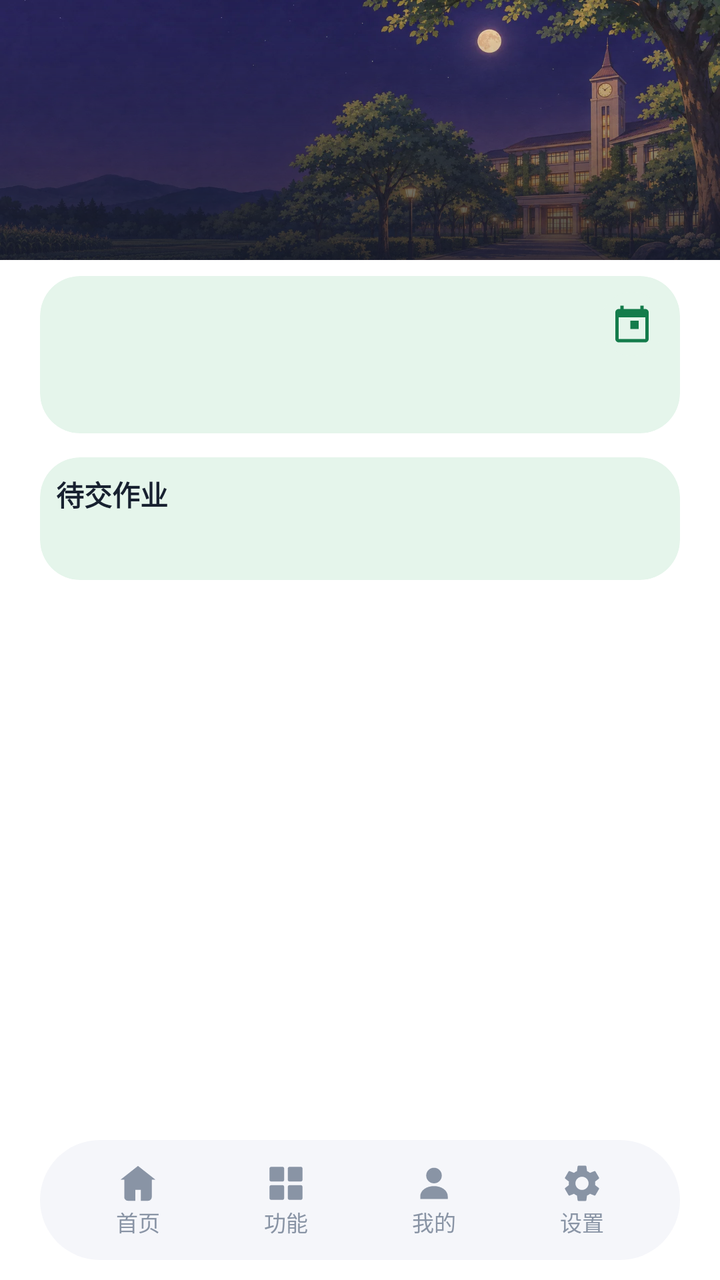
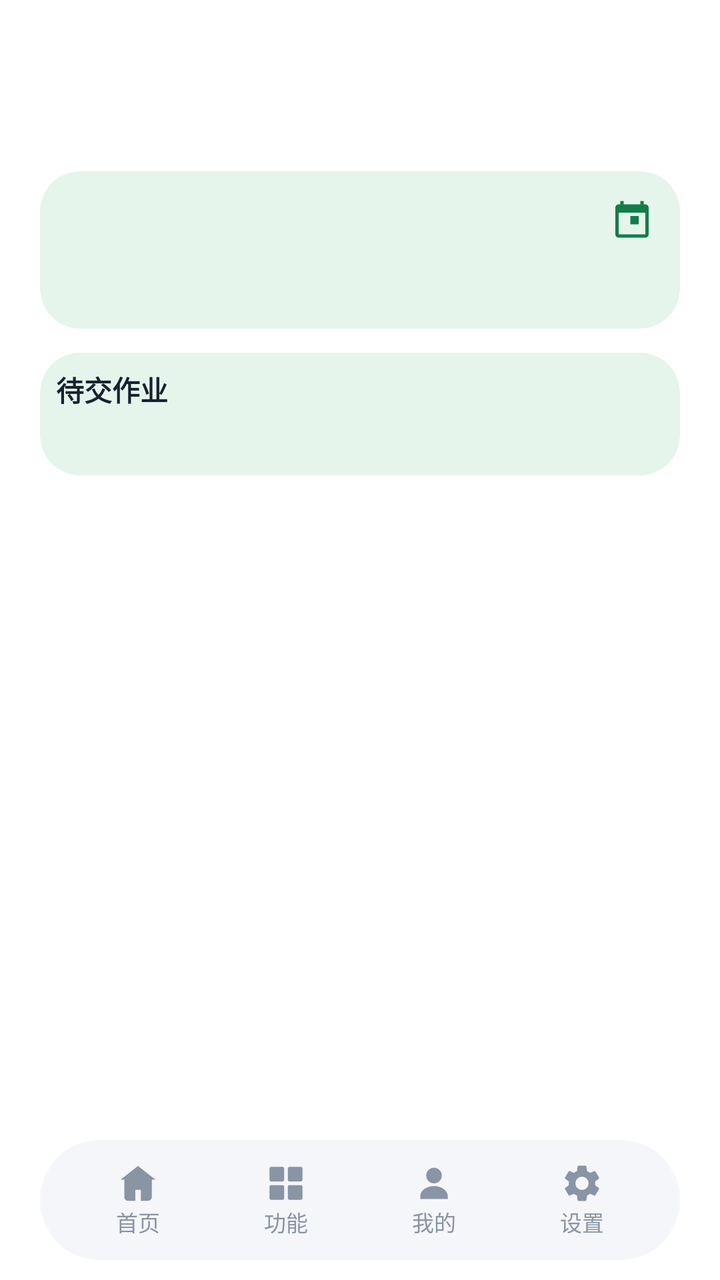

Two renders of the same Android screen: before a commit and after it. Below are the layout's source before the change and the commit's diff.
<!-- AndroidManifest.xml: activity theme Theme.RouteWorkshop.Home -->
<!-- res/layout/activity_main.xml -->
<?xml version="1.0" encoding="utf-8"?>
<LinearLayout
    xmlns:android="http://schemas.android.com/apk/res/android"
    xmlns:app="http://schemas.android.com/apk/res-auto"
    android:layout_width="match_parent"
    android:layout_height="match_parent"
    android:orientation="vertical"
    android:background="@color/fm_surface">
    <ScrollView
        android:id="@+id/homeScroll"
        android:layout_width="match_parent"
        android:layout_height="0dp"
        android:layout_weight="1"
        android:fillViewport="true"
        android:clipToPadding="false">
        <LinearLayout
            android:id="@+id/homeContent"
            android:layout_width="match_parent"
            android:layout_height="wrap_content"
            android:orientation="vertical">
            
            <FrameLayout
                android:layout_width="match_parent"
                android:layout_height="130dp">
                <ImageView
                    android:id="@+id/imageHomeHero"
                    android:layout_width="match_parent"
                    android:layout_height="match_parent"
                    android:scaleType="centerCrop"
                    android:contentDescription="@string/home_hero_description"
                    android:src="@drawable/home_hero_night" />
                <View
                    android:id="@+id/viewHomeScrim"
                    android:layout_width="match_parent"
                    android:layout_height="match_parent"
                    android:background="@drawable/bg_home_hero_scrim_dark" />
                <LinearLayout
                    android:layout_width="match_parent"
                    android:layout_height="wrap_content"
                    android:layout_gravity="bottom"
                    android:orientation="vertical"
                    android:paddingHorizontal="@dimen/space_4xl"
                    android:paddingBottom="@dimen/space_lg">
                    <TextView
                        android:id="@+id/textHomeGreeting"
                        android:layout_width="match_parent"
                        android:layout_height="wrap_content"
                        android:textColor="@color/fm_hero_on_dark"
                        android:textSize="@dimen/text_hero"
                        android:textStyle="bold"
                        android:maxLines="1"
                        android:ellipsize="end" />
                    <TextView
                        android:id="@+id/textHomeGreetingSub"
                        android:layout_width="match_parent"
                        android:layout_height="wrap_content"
                        android:layout_marginTop="@dimen/space_hair"
                        android:textColor="@color/fm_hero_on_dark_sub"
                        android:textSize="@dimen/text_label"
                        android:maxLines="1"
                        android:ellipsize="end" />
                </LinearLayout>
            </FrameLayout>
            <LinearLayout
                android:layout_width="match_parent"
                android:layout_height="wrap_content"
                android:orientation="vertical"
                android:paddingHorizontal="@dimen/space_4xl"
                android:paddingBottom="@dimen/space_md">
                <com.google.android.material.card.MaterialCardView
                    android:id="@+id/cardHomeAgenda"
                    android:layout_width="match_parent"
                    android:layout_height="wrap_content"
                    android:layout_marginTop="@dimen/space_md"
                    app:cardBackgroundColor="@color/fm_surface_alt"
                    app:cardCornerRadius="@dimen/radius_sheet"
                    app:cardElevation="0dp"
                    app:strokeWidth="0dp">
                    <LinearLayout
                        android:layout_width="match_parent"
                        android:layout_height="wrap_content"
                        android:orientation="vertical"
                        android:padding="@dimen/space_md">
                        <LinearLayout
                            android:layout_width="match_parent"
                            android:layout_height="wrap_content"
                            android:gravity="center_vertical"
                            android:orientation="horizontal">
                            <TextView
                                android:id="@+id/textHomeDate"
                                android:layout_width="0dp"
                                android:layout_height="wrap_content"
                                android:layout_weight="1"
                                android:textColor="@color/fm_text"
                                android:textSize="@dimen/text_title"
                                android:textStyle="bold" />
                            <ImageView
                                android:id="@+id/buttonHomeCalendar"
                                android:layout_width="@dimen/icon_home"
                                android:layout_height="@dimen/icon_home"
                                android:background="@drawable/bg_campus_entry_icon"
                                android:padding="@dimen/space_sm"
                                android:clickable="true"
                                android:focusable="true"
                                android:src="@drawable/ic_study_calendar"
                                android:contentDescription="@string/fm_timetable"
                                app:tint="@color/fm_link" />
                        </LinearLayout>
                        <LinearLayout
                            android:id="@+id/weekStrip"
                            android:layout_width="match_parent"
                            android:layout_height="wrap_content"
                            android:layout_marginTop="@dimen/space_xs"
                            android:orientation="horizontal" />
                        <LinearLayout
                            android:id="@+id/agendaList"
                            android:layout_width="match_parent"
                            android:layout_height="wrap_content"
                            android:layout_marginTop="@dimen/space_md"
                            android:orientation="vertical" />
                        <LinearLayout
                            android:id="@+id/agendaSkeleton"
                            android:layout_width="match_parent"
                            android:layout_height="wrap_content"
                            android:layout_marginTop="@dimen/space_md"
                            android:orientation="vertical"
                            android:visibility="gone">
                            <include layout="@layout/item_home_skeleton" />
                            <include layout="@layout/item_home_skeleton" />
                        </LinearLayout>
                        <LinearLayout
                            android:id="@+id/agendaEmpty"
                            android:layout_width="match_parent"
                            android:layout_height="wrap_content"
                            android:layout_marginTop="@dimen/space_sm"
                            android:gravity="center_vertical"
                            android:orientation="horizontal"
                            android:visibility="gone">
                            <TextView
                                android:id="@+id/textHomeEmptyTitle"
                                android:layout_width="0dp"
                                android:layout_height="wrap_content"
                                android:layout_weight="1"
                                android:textColor="@color/fm_text"
                                android:textSize="@dimen/text_meta"
                                android:maxLines="1"
                                android:ellipsize="end" />
                            <TextView
                                android:id="@+id/buttonHomeImport"
                                android:layout_width="wrap_content"
                                android:layout_height="wrap_content"
                                android:layout_marginStart="@dimen/space_md"
                                android:background="@drawable/bg_home_pill"
                                android:clickable="true"
                                android:focusable="true"
                                android:paddingHorizontal="@dimen/space_xl"
                                android:paddingVertical="@dimen/space_sm"
                                android:text="@string/home_agenda_import_action"
                                android:textColor="@color/fm_surface"
                                android:textSize="@dimen/text_caption"
                                android:textStyle="bold" />
                        </LinearLayout>
                        <TextView
                            android:id="@+id/textHomeAgendaCount"
                            android:layout_width="match_parent"
                            android:layout_height="wrap_content"
                            android:layout_marginTop="@dimen/space_xs"
                            android:textColor="@color/fm_text_secondary"
                            android:textSize="@dimen/text_caption" />
                    </LinearLayout>
                </com.google.android.material.card.MaterialCardView>
<com.google.android.material.card.MaterialCardView
                    android:id="@+id/cardHomework"
                    android:layout_width="match_parent"
                    android:layout_height="wrap_content"
                    android:layout_marginTop="@dimen/space_xl"
                    app:cardBackgroundColor="@color/fm_surface_alt"
                    app:cardCornerRadius="@dimen/radius_sheet"
                    app:cardElevation="0dp"
                    app:strokeWidth="0dp">
                    <LinearLayout
                        android:layout_width="match_parent"
                        android:layout_height="wrap_content"
                        android:orientation="vertical"
                        android:padding="@dimen/space_md">
                        <TextView
                            android:layout_width="match_parent"
                            android:layout_height="wrap_content"
                            android:text="@string/home_homework_section"
                            android:textColor="@color/fm_text"
                            android:textSize="@dimen/text_body"
                            android:textStyle="bold" />
                        <LinearLayout
                            android:id="@+id/homeworkSkeleton"
                            android:layout_width="match_parent"
                            android:layout_height="wrap_content"
                            android:layout_marginTop="@dimen/space_sm"
                            android:orientation="vertical"
                            android:visibility="gone">
                            <include layout="@layout/item_home_skeleton" />
                        </LinearLayout>
                        <LinearLayout
                            android:id="@+id/homeworkList"
                            android:layout_width="match_parent"
                            android:layout_height="wrap_content"
                            android:layout_marginTop="@dimen/space_sm"
                            android:orientation="vertical" />
                        <LinearLayout
                            android:id="@+id/homeworkEmpty"
                            android:layout_width="match_parent"
                            android:layout_height="wrap_content"
                            android:layout_marginTop="@dimen/space_sm"
                            android:gravity="center_vertical"
                            android:orientation="horizontal"
                            android:visibility="gone">
                            <TextView
                                android:id="@+id/textHomeworkEmpty"
                                android:layout_width="0dp"
                                android:layout_height="wrap_content"
                                android:layout_weight="1"
                                android:textColor="@color/fm_text"
                                android:textSize="@dimen/text_meta"
                                android:maxLines="1"
                                android:ellipsize="end" />
                            <TextView
                                android:id="@+id/buttonHomeworkEmpty"
                                android:layout_width="wrap_content"
                                android:layout_height="wrap_content"
                                android:layout_marginStart="@dimen/space_md"
                                android:background="@drawable/bg_home_pill"
                                android:clickable="true"
                                android:focusable="true"
                                android:paddingHorizontal="@dimen/space_xl"
                                android:paddingVertical="@dimen/space_sm"
                                android:text="@string/home_homework_view_action"
                                android:textColor="@color/fm_surface"
                                android:textSize="@dimen/text_caption"
                                android:textStyle="bold" />
                        </LinearLayout>
                        <TextView
                            android:id="@+id/textHomeworkFoot"
                            android:layout_width="match_parent"
                            android:layout_height="wrap_content"
                            android:layout_marginTop="@dimen/space_xs"
                            android:textColor="@color/fm_text_secondary"
                            android:textSize="@dimen/text_caption" />
                    </LinearLayout>
                </com.google.android.material.card.MaterialCardView>
            </LinearLayout>
        </LinearLayout>
    </ScrollView>
    <include
        android:id="@+id/bottomNav"
        layout="@layout/view_bottom_nav" />
</LinearLayout>
<!-- res/layout/item_home_skeleton.xml (included above) -->
<?xml version="1.0" encoding="utf-8"?>
<LinearLayout
    xmlns:android="http://schemas.android.com/apk/res/android"
    android:layout_width="match_parent"
    android:layout_height="wrap_content"
    android:importantForAccessibility="noHideDescendants"
    android:orientation="horizontal"
    android:paddingBottom="@dimen/space_sm">
    <FrameLayout
        android:layout_width="44dp"
        android:layout_height="32dp">
        <View
            android:layout_width="24dp"
            android:layout_height="8dp"
            android:layout_gravity="end|top"
            android:layout_marginTop="@dimen/space_xl"
            android:background="@drawable/bg_home_skeleton" />
    </FrameLayout>
    <View
        android:layout_width="0dp"
        android:layout_height="32dp"
        android:layout_marginStart="@dimen/space_md"
        android:layout_weight="1"
        android:background="@drawable/bg_home_skeleton" />
</LinearLayout>
<!-- res/layout/view_bottom_nav.xml (included above) -->
<?xml version="1.0" encoding="utf-8"?>
<LinearLayout
    xmlns:android="http://schemas.android.com/apk/res/android"
    xmlns:app="http://schemas.android.com/apk/res-auto"
    android:layout_width="match_parent"
    android:layout_height="60dp"
    android:layout_marginHorizontal="@dimen/space_4xl"
    android:layout_marginBottom="@dimen/space_lg"
    android:paddingHorizontal="@dimen/space_xl"
    android:background="@drawable/bg_fm_nav"
    android:gravity="center_vertical"
    android:orientation="horizontal">
    <LinearLayout
        android:id="@+id/navHome"
        android:layout_width="0dp"
        android:layout_height="match_parent"
        android:layout_weight="1"
        android:clickable="true"
        android:focusable="true"
        android:gravity="center"
        android:orientation="vertical">
        <ImageView
            android:id="@+id/iconNavHome"
            android:layout_width="22dp"
            android:layout_height="22dp"
            android:src="@drawable/ic_fm_home"
            android:contentDescription="@null"
            app:tint="@color/fm_nav_idle" />
        <TextView
            android:id="@+id/textNavHome"
            android:layout_width="wrap_content"
            android:layout_height="wrap_content"
            android:text="@string/fm_home"
            android:textColor="@color/fm_nav_idle"
            android:textSize="@dimen/text_caption" />
    </LinearLayout>
    <LinearLayout
        android:id="@+id/navFunctions"
        android:layout_width="0dp"
        android:layout_height="match_parent"
        android:layout_weight="1"
        android:clickable="true"
        android:focusable="true"
        android:gravity="center"
        android:orientation="vertical">
        <ImageView
            android:id="@+id/iconNavFunctions"
            android:layout_width="22dp"
            android:layout_height="22dp"
            android:src="@drawable/ic_fm_functions"
            android:contentDescription="@null"
            app:tint="@color/fm_nav_idle" />
        <TextView
            android:id="@+id/textNavFunctions"
            android:layout_width="wrap_content"
            android:layout_height="wrap_content"
            android:text="@string/fm_functions"
            android:textColor="@color/fm_nav_idle"
            android:textSize="@dimen/text_caption" />
    </LinearLayout>
    <LinearLayout
        android:id="@+id/navProfile"
        android:layout_width="0dp"
        android:layout_height="match_parent"
        android:layout_weight="1"
        android:clickable="true"
        android:focusable="true"
        android:gravity="center"
        android:orientation="vertical">
        <ImageView
            android:id="@+id/iconNavProfile"
            android:layout_width="22dp"
            android:layout_height="22dp"
            android:src="@drawable/ic_fm_profile"
            android:contentDescription="@null"
            app:tint="@color/fm_nav_idle" />
        <TextView
            android:id="@+id/textNavProfile"
            android:layout_width="wrap_content"
            android:layout_height="wrap_content"
            android:text="@string/fm_profile"
            android:textColor="@color/fm_nav_idle"
            android:textSize="@dimen/text_caption" />
    </LinearLayout>
    <LinearLayout
        android:id="@+id/navSettings"
        android:layout_width="0dp"
        android:layout_height="match_parent"
        android:layout_weight="1"
        android:clickable="true"
        android:focusable="true"
        android:gravity="center"
        android:orientation="vertical">
        <ImageView
            android:id="@+id/iconNavSettings"
            android:layout_width="22dp"
            android:layout_height="22dp"
            android:src="@drawable/ic_campus_settings"
            android:contentDescription="@null"
            app:tint="@color/fm_nav_idle" />
        <TextView
            android:id="@+id/textNavSettings"
            android:layout_width="wrap_content"
            android:layout_height="wrap_content"
            android:text="@string/home_app_settings_title"
            android:textColor="@color/fm_nav_idle"
            android:textSize="@dimen/text_caption" />
    </LinearLayout>
</LinearLayout>
<!-- resources referenced by this layout -->
<resources>
  <color name="fm_hero_on_dark">#F2F5FA</color>
  <color name="fm_hero_on_dark_sub">#C6CEDC</color>
  <color name="fm_link">#147C4B</color>
  <color name="fm_nav_idle">#8994A5</color>
  <color name="fm_surface">#FFFFFF</color>
  <color name="fm_surface_alt">#E5F5EB</color>
  <color name="fm_text">#182130</color>
  <color name="fm_text_secondary">#66717F</color>
  <dimen name="icon_home">32dp</dimen>
  <dimen name="radius_sheet">20dp</dimen>
  <dimen name="space_4xl">20dp</dimen>
  <dimen name="space_hair">2dp</dimen>
  <dimen name="space_lg">10dp</dimen>
  <dimen name="space_md">8dp</dimen>
  <dimen name="space_sm">6dp</dimen>
  <dimen name="space_xl">12dp</dimen>
  <dimen name="space_xs">4dp</dimen>
  <dimen name="text_body">14sp</dimen>
  <dimen name="text_caption">11sp</dimen>
  <dimen name="text_hero">22sp</dimen>
  <dimen name="text_label">12sp</dimen>
  <dimen name="text_meta">13sp</dimen>
  <dimen name="text_title">16sp</dimen>
  <!-- drawable bg_campus_entry_icon (drawable) -->
  <?xml version="1.0" encoding="utf-8"?>
  <shape xmlns:android="http://schemas.android.com/apk/res/android"
      android:shape="oval">
      <solid android:color="@color/campus_mint_pale" />
  </shape>
  <!-- drawable bg_fm_nav (drawable) -->
  <?xml version="1.0" encoding="utf-8"?>
  <shape
      xmlns:android="http://schemas.android.com/apk/res/android">
      <solid
          android:color="@color/fm_nav" />
      <corners
          android:radius="99dp" />
  </shape>
  <!-- drawable bg_home_hero_scrim_dark (drawable) -->
  <?xml version="1.0" encoding="utf-8"?>
  <shape
      xmlns:android="http://schemas.android.com/apk/res/android">
      <gradient
          android:angle="270"
          android:startColor="#00121628"
          android:endColor="#D0121628" />
  </shape>
  <!-- drawable bg_home_pill (drawable) -->
  <?xml version="1.0" encoding="utf-8"?>
  <shape
      xmlns:android="http://schemas.android.com/apk/res/android">
      <solid
          android:color="@color/fm_link" />
      <corners
          android:radius="99dp" />
  </shape>
  <!-- drawable bg_home_skeleton (drawable) -->
  <?xml version="1.0" encoding="utf-8"?>
  <shape
      xmlns:android="http://schemas.android.com/apk/res/android">
      <solid
          android:color="@color/fm_skeleton" />
      <corners
          android:radius="@dimen/radius_control" />
  </shape>
  <!-- drawable home_hero_night: webp bitmap (drawable-nodpi, 117686 bytes) -->
  <string name="fm_functions">功能</string>
  <string name="fm_home">首页</string>
  <string name="fm_profile">我的</string>
  <string name="fm_timetable">课程表</string>
  <string name="home_agenda_import_action">去导入</string>
  <string name="home_app_settings_title">设置</string>
  <string name="home_hero_description">校园插画</string>
  <string name="home_homework_section">待交作业</string>
  <string name="home_homework_view_action">查看作业</string>
  <style name="Theme.RouteWorkshop.Home" parent="Theme.RouteWorkshop" />
  <color name="campus_mint_pale">@color/fm_surface_alt</color>
  <color name="fm_nav">#F5F6FA</color>
  <color name="fm_skeleton">#24182130</color>
  <dimen name="radius_control">12dp</dimen>
  <color name="campus_mint_dark">@color/fm_link</color>
  <color name="fm_on_nav">#147C4B</color>
  <color name="fm_brand">#147C4B</color>
  <color name="fm_on_brand">#FFFFFF</color>
  <color name="fm_background">#F5F6FA</color>
  <color name="fm_border">#E1E6E5</color>
  <style name="Animation.Legion.Activity" parent="@android:style/Animation.Activity">
          <item name="android:activityOpenEnterAnimation">@anim/fm_fade_in</item>
          <item name="android:activityOpenExitAnimation">@anim/fm_hold</item>
          <item name="android:activityCloseEnterAnimation">@anim/fm_fade_in</item>
          <item name="android:activityCloseExitAnimation">@anim/fm_fade_out</item>
      </style>
  <style name="Widget.Legion.FinmoriButton" parent="Widget.Material3.Button"><item name="cornerRadius">16dp</item><item name="android:minHeight">48dp</item></style>
  <!-- unchanged entries left out for length: 6 -->
</resources>

<!-- the commit's change to res/layout/activity_main.xml (unified diff, before → after) -->
@@ -19,48 +19,32 @@
             android:layout_height="wrap_content"
             android:orientation="vertical">
             
-            <FrameLayout
+            <LinearLayout
                 android:layout_width="match_parent"
-                android:layout_height="130dp">
-                <ImageView
-                    android:id="@+id/imageHomeHero"
-                    android:layout_width="match_parent"
-                    android:layout_height="match_parent"
-                    android:scaleType="centerCrop"
-                    android:contentDescription="@string/home_hero_description"
-                    android:src="@drawable/home_hero_night" />
-                <View
-                    android:id="@+id/viewHomeScrim"
-                    android:layout_width="match_parent"
-                    android:layout_height="match_parent"
-                    android:background="@drawable/bg_home_hero_scrim_dark" />
-                <LinearLayout
+                android:layout_height="wrap_content"
+                android:orientation="vertical"
+                android:paddingHorizontal="@dimen/space_4xl"
+                android:paddingTop="@dimen/space_4xl"
+                android:paddingBottom="@dimen/space_lg">
+                <TextView
+                    android:id="@+id/textHomeGreeting"
                     android:layout_width="match_parent"
                     android:layout_height="wrap_content"
-                    android:layout_gravity="bottom"
-                    android:orientation="vertical"
-                    android:paddingHorizontal="@dimen/space_4xl"
-                    android:paddingBottom="@dimen/space_lg">
-                    <TextView
-                        android:id="@+id/textHomeGreeting"
-                        android:layout_width="match_parent"
-                        android:layout_height="wrap_content"
-                        android:textColor="@color/fm_hero_on_dark"
-                        android:textSize="@dimen/text_hero"
-                        android:textStyle="bold"
-                        android:maxLines="1"
-                        android:ellipsize="end" />
-                    <TextView
-                        android:id="@+id/textHomeGreetingSub"
-                        android:layout_width="match_parent"
-                        android:layout_height="wrap_content"
-                        android:layout_marginTop="@dimen/space_hair"
-                        android:textColor="@color/fm_hero_on_dark_sub"
-                        android:textSize="@dimen/text_label"
-                        android:maxLines="1"
-                        android:ellipsize="end" />
-                </LinearLayout>
-            </FrameLayout>
+                    android:textColor="@color/fm_text"
+                    android:textSize="@dimen/text_hero"
+                    android:textStyle="bold"
+                    android:maxLines="1"
+                    android:ellipsize="end" />
+                <TextView
+                    android:id="@+id/textHomeGreetingSub"
+                    android:layout_width="match_parent"
+                    android:layout_height="wrap_content"
+                    android:layout_marginTop="@dimen/space_hair"
+                    android:textColor="@color/fm_text_secondary"
+                    android:textSize="@dimen/text_label"
+                    android:maxLines="1"
+                    android:ellipsize="end" />
+            </LinearLayout>
             <LinearLayout
                 android:layout_width="match_parent"
                 android:layout_height="wrap_content"
<!-- resource entries referenced after the edit -->
@@ -1,7 +1,5 @@
 <!-- resources referenced by this layout -->
 <resources>
-  <color name="fm_hero_on_dark">#F2F5FA</color>
-  <color name="fm_hero_on_dark_sub">#C6CEDC</color>
   <color name="fm_link">#147C4B</color>
   <color name="fm_nav_idle">#8994A5</color>
   <color name="fm_surface">#FFFFFF</color>
@@ -38,15 +36,6 @@
       <corners
           android:radius="99dp" />
   </shape>
-  <!-- drawable bg_home_hero_scrim_dark (drawable) -->
-  <?xml version="1.0" encoding="utf-8"?>
-  <shape
-      xmlns:android="http://schemas.android.com/apk/res/android">
-      <gradient
-          android:angle="270"
-          android:startColor="#00121628"
-          android:endColor="#D0121628" />
-  </shape>
   <!-- drawable bg_home_pill (drawable) -->
   <?xml version="1.0" encoding="utf-8"?>
   <shape
@@ -65,14 +54,12 @@
       <corners
           android:radius="@dimen/radius_control" />
   </shape>
-  <!-- drawable home_hero_night: webp bitmap (drawable-nodpi, 117686 bytes) -->
   <string name="fm_functions">功能</string>
   <string name="fm_home">首页</string>
   <string name="fm_profile">我的</string>
   <string name="fm_timetable">课程表</string>
   <string name="home_agenda_import_action">去导入</string>
   <string name="home_app_settings_title">设置</string>
-  <string name="home_hero_description">校园插画</string>
   <string name="home_homework_section">待交作业</string>
   <string name="home_homework_view_action">查看作业</string>
   <style name="Theme.RouteWorkshop.Home" parent="Theme.RouteWorkshop" />
